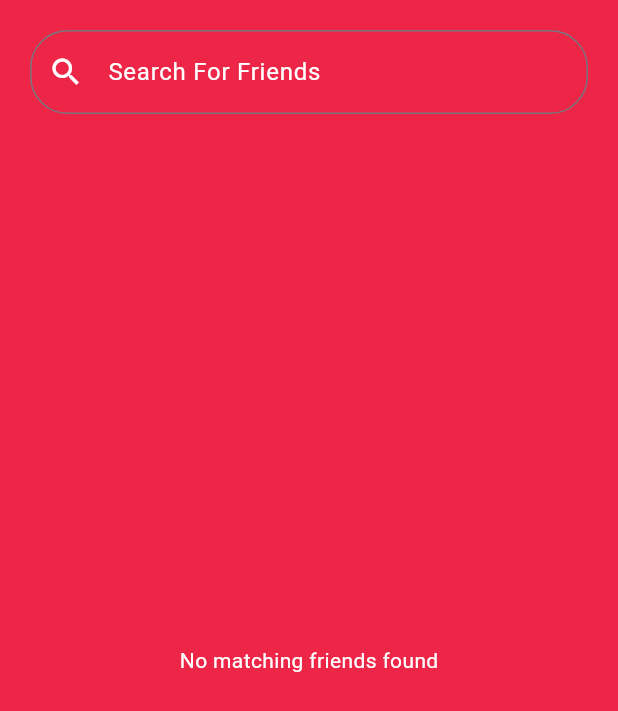
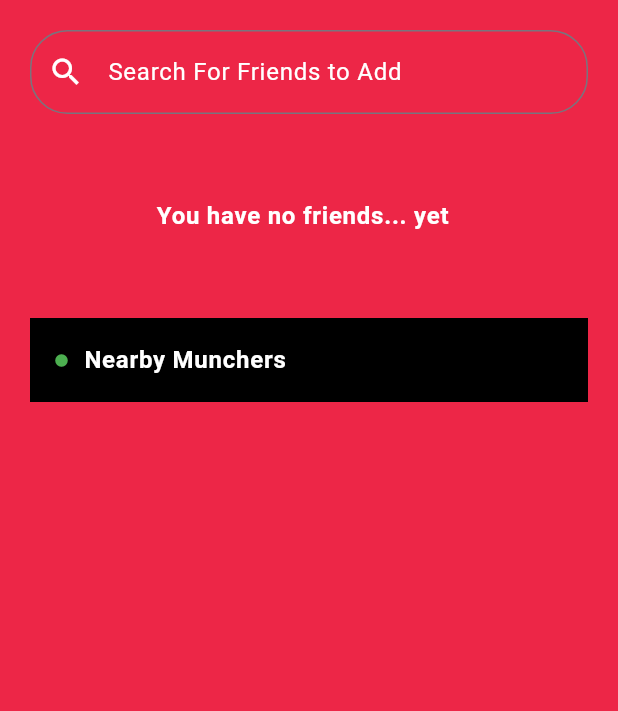
Before and after one commit to LogicErr0r/CSC-3400-Project, a Flutter app: the FriendsPage screen opened directly, on a phone screen of 412 x 824 dp. Shown: the top 711 px of the screen. Run offline on Flutter 3.47's test engine with Material 3 defaults, Android fonts, the light colour scheme and no system bars; our stand-ins replace cloud_firestore, firebase_auth, firebase_core, image_picker, photo_view; accounts and stored records are empty; network calls fail.

Commit message:
Created and linked the mapPage to the app; changed the version number on the Login page to 1.0.0; Made minor design changes to the friends page and settings page

```diff
--- a/lib/pages/loginPages/loginPage.dart
+++ b/lib/pages/loginPages/loginPage.dart
@@ -92,7 +92,7 @@ class _LoginPageState extends State<LoginPage> {
 
                 // welcome back, you've been missed!
                 const Text(
-                  'Mocs Munch v0.8.0',
+                  'Mocs Munch v1.0.0',
                   style: TextStyle(
                     color: Colors.white,
                     fontSize: 16,
--- a/lib/pages/navPages/friendsPage.dart
+++ b/lib/pages/navPages/friendsPage.dart
@@ -13,6 +13,8 @@ class _FriendsPageState extends State<FriendsPage> {
   // Controller for the search bar
   final TextEditingController _filter = TextEditingController();
 
+  bool _showNearbyMunchers = true;
+
   @override
   Widget build(BuildContext context) {
     return Scaffold(
@@ -25,7 +27,7 @@ Widget build(BuildContext context) {
               controller: _filter,
               style: const TextStyle(color: Colors.white), // Text color
               decoration: const InputDecoration(
-              labelText: 'Search For Friends',
+                labelText: 'Search For Friends to Add',
                 labelStyle: TextStyle(color: Colors.white), // Label color
                 prefixIcon: Icon(Icons.search, color: Colors.white), // Icon color
                 border: OutlineInputBorder(
@@ -34,12 +36,60 @@ Widget build(BuildContext context) {
                 ),
               ),
               onChanged: (value) {
-              setState(() {}); // Trigger a rebuild whenever the user types something
+                setState(() {
+                  _showNearbyMunchers = value.isEmpty;
+                });
               },
             ),
+            SizedBox(height: 40),
+
+            if (_showNearbyMunchers)
+              Container(
+                child: ListTile(
+                  title: Row(
+                    children: [
+                      SizedBox(width: 10),
+                      Text(
+                        '             You have no friends... yet', // Add the text you want to display
+                        style: TextStyle(
+                          fontWeight: FontWeight.bold,
+                          color: Colors.white, // Set text color to white
+                        ),
+                      ),
+                    ],
+                  ),
+                ),
+              ),
+
+            SizedBox(height: 40),
+
+            if (_showNearbyMunchers)
+              Container(
+                color: Colors.black, // Set background color to black
+                child: ListTile(
+                  title: Row(
+                    children: [
+                      Icon(
+                        Icons.circle,
+                        color: Colors.green,
+                        size: 10,
+                      ),
+                      SizedBox(width: 10),
+                      Text(
+                        'Nearby Munchers', // Add the text you want to display
+                        style: TextStyle(
+                          fontWeight: FontWeight.bold,
+                          color: Colors.white, // Set text color to white
+                        ),
+                      ),
+                    ],
+                  ),
+                ),
+              ),
+
             Expanded(
               child: StreamBuilder<QuerySnapshot>(
-              stream: ( _filter.text.isEmpty)
+                stream: (_filter.text.isEmpty)
                     ? FirebaseFirestore.instance.collection('users').snapshots()
                     : FirebaseFirestore.instance
                         .collection('users')
@@ -48,7 +98,7 @@ Widget build(BuildContext context) {
                 builder: (context, snapshot) {
                   if (!snapshot.hasData) return Center(child: CircularProgressIndicator());
                   var docs = snapshot.data!.docs;
-                if (docs.isEmpty) {
+                  if (docs.isEmpty && !_showNearbyMunchers) {
                     return Center(
                       child: Text(
                         'No matching friends found',
--- a/lib/pages/navPages/homePage.dart
+++ b/lib/pages/navPages/homePage.dart
@@ -3,6 +3,7 @@ import 'package:firebase_auth/firebase_auth.dart';
 import 'package:mocsmunchv2/pages/loginPages/authPage.dart';
 import 'package:mocsmunchv2/pages/navPages/friendsPage.dart';
 import 'package:mocsmunchv2/pages/miscPages/settingsPage.dart';
+import 'package:mocsmunchv2/pages/navPages/mapPage.dart';
 import 'package:mocsmunchv2/pages/navPages/menusPage.dart';
 
 class HomePage extends StatefulWidget {
@@ -35,7 +36,7 @@ class _HomePageState extends State<HomePage> {
 
   // Removed 'static const' from _pages list
   final List<Widget> _pages = [
-    const Text('Interactive Map here'), // Example Page
+    const MapPage(), // Map Page
     const RestaurantMenuPage(), // Menu Page
     const FriendsPage(), //Friends Page
   ];
--- a/pubspec.yaml
+++ b/pubspec.yaml
@@ -51,6 +51,7 @@ dev_dependencies:
   # rules and activating additional ones.
   flutter_lints: ^3.0.1
   image_picker: ^1.0.7
+  photo_view: ^0.14.0
 
 # For information on the generic Dart part of this file, see the
 # following page: https://dart.dev/tools/pub/pubspec
@@ -69,6 +70,7 @@ flutter:
     - lib/assets/images/GoogleLogo.png
     - lib/assets/images/AppleLogo.png
     - lib/assets/images/MocsMunchLogo.png
+    - lib/assets/images/FloridaSouthernMap.png
 
   #JSON File
     - lib/assets/menus.json
```
Also changed, not shown: lib/pages/miscPages/settingsPage.dart (+11 -2 lines), lib/pages/navPages/mapPage.dart (added, +35 -0 lines), pubspec.lock, 1 other file. Lines whose indentation alone changed are shown as unchanged.
